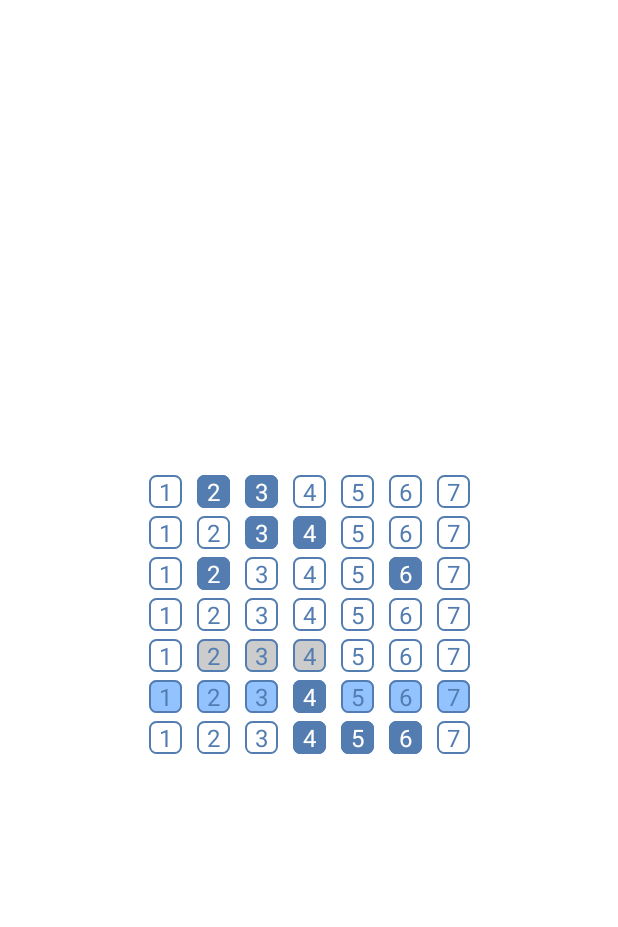
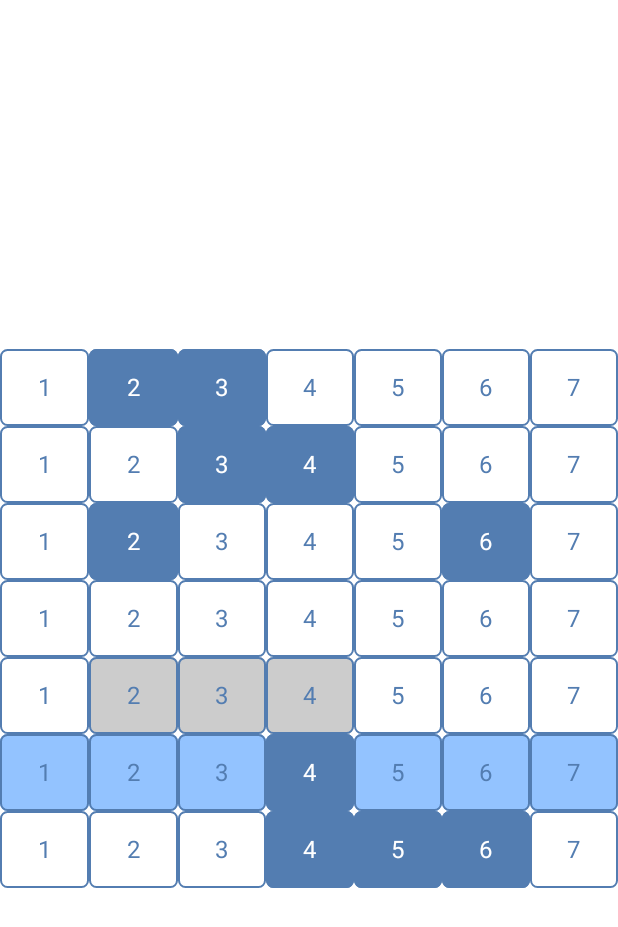
Before and after one commit to MAKS125X/LightCinema, an Android app built with Jetpack Compose: the screen it shows after launch (MainActivity), on a phone screen of 412 x 824 dp. Shown: the top 927 px of the screen. Run offline under Robolectric (Android 15) with nearby library versions, the light colour scheme and no system bars.

Commit message:
Компонент для отображения зала заменён на LazyVerticalGrid

```diff
--- a/app/build.gradle.kts
+++ b/app/build.gradle.kts
@@ -66,4 +66,7 @@ dependencies {
     androidTestImplementation("androidx.compose.ui:ui-test-junit4")
     debugImplementation("androidx.compose.ui:ui-tooling")
     debugImplementation("androidx.compose.ui:ui-test-manifest")
+
+    implementation("androidx.lifecycle:lifecycle-runtime-compose:2.6.2")
+    implementation("androidx.lifecycle:lifecycle-viewmodel-compose:2.6.2")
 }
--- a/app/src/main/java/com/example/lightcinema/ui/screens/CinemaHall.kt
+++ b/app/src/main/java/com/example/lightcinema/ui/screens/CinemaHall.kt
@@ -1,17 +1,18 @@
 package com.example.lightcinema.ui.screens
 
+import android.util.Log
 import androidx.compose.foundation.background
 import androidx.compose.foundation.border
 import androidx.compose.foundation.clickable
 import androidx.compose.foundation.gestures.rememberTransformableState
 import androidx.compose.foundation.gestures.transformable
 import androidx.compose.foundation.layout.Box
-import androidx.compose.foundation.layout.Column
-import androidx.compose.foundation.layout.Row
-import androidx.compose.foundation.layout.Spacer
 import androidx.compose.foundation.layout.fillMaxSize
 import androidx.compose.foundation.layout.height
 import androidx.compose.foundation.layout.width
+import androidx.compose.foundation.lazy.grid.GridCells
+import androidx.compose.foundation.lazy.grid.LazyVerticalGrid
+import androidx.compose.foundation.lazy.grid.itemsIndexed
 import androidx.compose.foundation.shape.RoundedCornerShape
 import androidx.compose.material3.MaterialTheme
 import androidx.compose.material3.Text
@@ -27,54 +28,40 @@ import androidx.compose.ui.graphics.graphicsLayer
 import androidx.compose.ui.tooling.preview.Preview
 import androidx.compose.ui.unit.Dp
 import androidx.compose.ui.unit.dp
+import androidx.lifecycle.compose.collectAsStateWithLifecycle
+import androidx.lifecycle.viewmodel.compose.viewModel
 import com.example.lightcinema.getTestSeatsList
 import com.example.lightcinema.models.CostClass
 import com.example.lightcinema.models.Seat
 import com.example.lightcinema.ui.theme.LightCinemaTheme
 
 @Composable
-fun CinemaHall(seats: MutableList<Seat>, seatHeight: Dp, seatWidth: Dp) {
-//    val map: Map<Int, Seat> = seats.sortedBy { it.numberInRow }.associateBy { it.row }.toSortedMap()
-//    for (row in map.keys) {
-//        map.mapValues {  }
-//    }
-    val lists = seats.groupBy { it.row }
-        .map { it.value.sortedBy { seat -> seat.numberInRow } }
-        .sortedBy { it.first().row }
-//    val matrix = remember {
-//        mutableStateListOf<List<Seat>>()
-//    }
-    val matrix by remember {
-        mutableStateOf(seats.groupBy { it.row }
-            .map { it.value.sortedBy { seat -> seat.numberInRow } }
-            .sortedBy { it.first().row })
-    }
-
-//    for (list in lists) {
-//        matrix.add(list)
+fun CinemaHallGrid(
+    matrix: MutableList<Seat>, onSeatClick: (Seat, Seat) -> Unit, seatHeight: Dp, seatWidth: Dp
+) {
+//    val matrix by remember {
+//        mutableStateOf(seats.groupBy { it.row }
+//            .map { it.value.sortedBy { seat -> seat.numberInRow } }
+//            .sortedBy { it.first().row }
+//        )
 //    }
 
-    Column {
-        for (row in matrix) {
-            Row {
-                for (seatNumber in 0..row.size - 2) {
-                    Seat(seat = row[seatNumber], height = seatHeight, width = seatWidth) { seat ->
-                        seat.isSelected = !seat.isSelected
-                    }
-                    Spacer(modifier = Modifier.width(10.dp))
-                }
-                Seat(seat = row[row.size - 1], height = seatHeight, width = seatWidth) { seat ->
-                    seat.isSelected = !seat.isSelected
+
+    val TAG = "aboba"
+    LazyVerticalGrid(columns = GridCells.Fixed(matrix.maxOf { it.numberInRow })) {
+        itemsIndexed(items = matrix) { _, seat ->
+            Seat(seat = seat, height = seatHeight, width = seatWidth) { lastSeat, newSeat ->
+                onSeatClick(lastSeat, newSeat)
             }
         }
-            Spacer(modifier = Modifier.height(5.dp))
     }
 }
 
-}
 
 @Composable
-fun CinemaScreen() {
+fun CinemaScreen(
+    cinemaHallViewModel: CinemaHallViewModel = viewModel()
+) {
     var scale by remember { mutableStateOf(1f) }
     var offset by remember { mutableStateOf(Offset.Zero) }
     val state = rememberTransformableState { zoomChange, offsetChange, rotationChange ->
@@ -82,9 +69,10 @@ fun CinemaScreen() {
         offset += offsetChange
     }
 
+    val matrix by cinemaHallViewModel.hallMatrix.collectAsStateWithLifecycle()
+
     Box(
-        contentAlignment = Alignment.Center,
-        modifier = Modifier
+        contentAlignment = Alignment.Center, modifier = Modifier
             // apply other transformations like rotation and zoom
             // on the pizza slice emoji
             .graphicsLayer(
@@ -96,26 +84,24 @@ fun CinemaScreen() {
             .transformable(state = state)
             .fillMaxSize()
     ) {
-        CinemaHall(getTestSeatsList(), 22.dp, 22.dp)
+        CinemaHallGrid(
+            matrix,
+            { a, b -> cinemaHallViewModel.changeSeatSelectedState(a, b) },
+            seatHeight = 51.dp,
+            seatWidth = 51.dp
+        )
     }
 }
 
 //@Preview(showBackground = true)
 @Composable
 fun Seat(
-    seat: Seat,
-    height: Dp,
-    width: Dp,
-    onSeatClick: (Seat) -> Unit
+    seat: Seat, height: Dp, width: Dp, onSeatClick: (Seat, Seat) -> Unit
 ) {
-    Box(
-        contentAlignment = Alignment.Center,
-        modifier = Modifier
-            .border(1.dp, MaterialTheme.colorScheme.primary, RoundedCornerShape(5.dp))
-            .height(height)
-            .width(width)
-            .background(
-                color = if (seat.isSelected) {
+//    val seatIsSelected by remember {
+//        mutableStateOf(seat.isSelected)
+//    }
+    val backgroundColor = if (seat.isSelected) {
         MaterialTheme.colorScheme.tertiaryContainer
     } else {
         when (seat.costClass) {
@@ -123,12 +109,8 @@ fun Seat(
             CostClass.VIP -> MaterialTheme.colorScheme.secondary
             CostClass.TAKEN -> MaterialTheme.colorScheme.primary
         }
-                }, RoundedCornerShape(5.dp)
-            )
-            .clickable { onSeatClick(seat) }
-    ) {
-        Text(
-            text = seat.numberInRow.toString(), color = if (seat.isSelected) {
+    }
+    val textColor = if (seat.isSelected) {
         MaterialTheme.colorScheme.onTertiaryContainer
     } else {
         when (seat.costClass) {
@@ -137,6 +119,24 @@ fun Seat(
             CostClass.TAKEN -> MaterialTheme.colorScheme.onPrimary
         }
     }
+    Box(contentAlignment = Alignment.Center,
+        modifier = Modifier
+            .border(
+                1.dp, MaterialTheme.colorScheme.primary, RoundedCornerShape(5.dp)
+            )
+            .height(height)
+            .width(width)
+            .background(
+                color = backgroundColor, RoundedCornerShape(5.dp)
+            )
+            .clickable {
+                Log.v("aboba", "CLICKED")
+                onSeatClick(seat, seat.copy(isSelected = !seat.isSelected))
+            }
+
+    ) {
+        Text(
+            text = seat.numberInRow.toString(), color = textColor
         )
     }
 }
@@ -146,24 +146,21 @@ fun Seat(
 @Composable
 fun CinemaHallPreview(seats: MutableList<Seat> = getTestSeatsList()) {
     LightCinemaTheme {
-        CinemaHall(seats, 22.dp, 22.dp)
+        CinemaHallGrid(mutableListOf(), { a, b -> }, seatHeight = 51.dp, seatWidth = 51.dp)
     }
 }
 
 @Preview(showBackground = true)
 @Composable
 fun SeatPreview(
-    seat: Seat = Seat(1, 2, 3, CostClass.VIP, false),
-    height: Dp = 22.dp,
-    width: Dp = 22.dp
+    seat: Seat = Seat(1, 2, 3, CostClass.VIP, false), height: Dp = 22.dp, width: Dp = 22.dp
 ) {
 //    val lineHeightSp: TextUnit = TextUnit.Unspecified
 //    val lineHeightDp: Dp = with(LocalDensity.current) {
 //        lineHeightSp.toDp()
 //    }
     LightCinemaTheme {
-        Seat(seat, height, width) { seat ->
-            seat.isSelected = !seat.isSelected
+        Seat(seat, height, width) { _, _ ->
         }
     }
 }
--- /dev/null
+++ b/app/src/main/java/com/example/lightcinema/ui/screens/CinemaHallViewModel.kt
@@ -0,0 +1,95 @@
+package com.example.lightcinema.ui.screens
+
+import android.util.Log
+import androidx.lifecycle.SavedStateHandle
+import androidx.lifecycle.ViewModel
+import com.example.lightcinema.getTestSeatsList
+import com.example.lightcinema.models.Seat
+import kotlinx.coroutines.flow.MutableStateFlow
+import kotlinx.coroutines.flow.asStateFlow
+
+class CinemaHallViewModel(
+    private val savedStateHandle: SavedStateHandle
+) : ViewModel() {
+    private val _hallMatrix =
+        MutableStateFlow(
+            getTestSeatsList()
+                .groupBy { it.row }
+                .map { it.value.sortedBy { seat -> seat.numberInRow } }
+                .sortedBy { it.first().row }.flatten().toMutableList()
+        )
+    val hallMatrix = _hallMatrix.asStateFlow()
+
+    fun changeSeatSelectedState(lastSeat: Seat, newSeat: Seat) {
+        val newList = _hallMatrix.value.mapButReplace(lastSeat, newSeat)
+
+        _hallMatrix.value = newList.toMutableList()
+    }
+
+    fun <T> List<T>.mapButReplace(targetItem: T, newItem: T) = map {
+        if (it == targetItem) {
+            newItem
+        } else {
+            it
+        }
+    }
+
+    fun changeSeatSelectedState(row: Int, numberInRow: Int) {
+        val index =
+            _hallMatrix.value.indexOfFirst { it.row == row && it.numberInRow == numberInRow }
+        val seat = _hallMatrix.value[index].copy()
+
+        _hallMatrix.value.removeIf { it.row == row && it.numberInRow == numberInRow }
+        _hallMatrix.value.add(seat.copy(isSelected = !seat.isSelected))
+
+        Log.d(
+            "aboba",
+            _hallMatrix.value.first { it.row == row && it.numberInRow == numberInRow }.toString()
+        )
+
+
+//TODO 1
+
+//        val rowIndex = _hallMatrix.value.indexOfFirst { it.first().row == row }
+//        val numberInRowIndex =
+//            _hallMatrix.value[rowIndex].indexOfFirst { it.numberInRow == numberInRow }
+//        val seatSelected = _hallMatrix.value[rowIndex][numberInRowIndex].isSelected
+//
+//        _hallMatrix.value[rowIndex][numberInRowIndex] =
+//            _hallMatrix.value[rowIndex][numberInRowIndex].copy(isSelected = !seatSelected)
+
+        //TODO 2
+//        val TAG = "aboba"
+//
+//        val index =
+//            _hallMatrix.value.indexOfFirst { it.row == row && it.numberInRow == numberInRow }
+//        val seatSelected = _hallMatrix.value[index].isSelected
+//
+//        _hallMatrix.value[index] = _hallMatrix.value[index].copy(isSelected = !seatSelected)
+//
+//        val updatedList = _hallMatrix.value
+//
+//        _hallMatrix.value.clear()
+//        _hallMatrix.value.addAll(updatedList)
+
+
+//        val seatIsSelectedValue = hallMatrix.value.first { it.first().row == row }
+//            .first { it.row == row && it.numberInRow == numberInRow }.isSelected
+//
+//        val seatValue = hallMatrix.value.first { it.first().row == row }
+//            .first { it.row == row && it.numberInRow == numberInRow }
+
+
+//        hallMatrix.value.first { it.first().row == row }
+//            .first { it.row == row && it.numberInRow == numberInRow } =
+//            seatValue.copy(seatIsSelectedValue = !seatValue.isSelected)
+
+
+//        hallMatrix
+//            .value
+//            .first { it.first().row == row }
+//            .first{ it.row == row && it.numberInRow == numberInRow } =
+//            seatValue.copy(isSelected = !seatValue.isSelected)
+
+    }
+}
```
Lines whose indentation alone changed are shown as unchanged.
